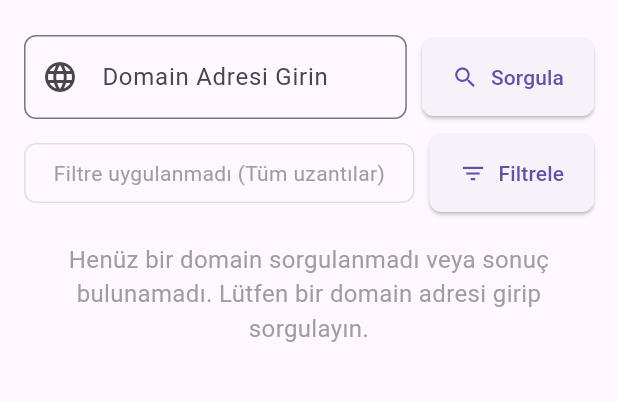
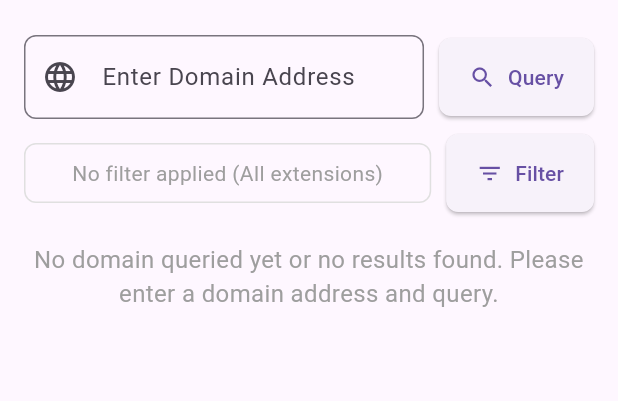
Before and after one commit to sertacguler/DomainTrack, a Flutter app: the screen it shows after launch, on a phone screen of 412 x 824 dp, the part 73-474 px from its top. Run offline on Flutter 3.47's test engine with Material 3 defaults, Android fonts, the light colour scheme and no system bars; network calls fail.

Commit message:
tr to ing

```diff
--- a/lib/main.dart
+++ b/lib/main.dart
@@ -13,7 +13,7 @@ class MyApp extends StatelessWidget {
   @override
   Widget build(BuildContext context) {
     return MaterialApp(
-      title: 'Domain Sorgulama Uygulaması', // Uygulama başlığı güncellendi
+      title: 'Domain Query Application', // Application title updated
       theme: ThemeData(
         primarySwatch: Colors.blue,
         visualDensity: VisualDensity.adaptivePlatformDensity,
@@ -38,9 +38,8 @@ class _EmailListScreenState extends State<EmailListScreen> {
 
   bool _isLoading = false;
 
-  // --- Yeni Filtreleme Alanı Değişkenleri ---
   List<String> _allExtensions = [];
-  List<String> _selectedExtensions = []; // Seçili uzantılar listesi
+  List<String> _selectedExtensions = [];
 
   @override
   void initState() {
@@ -50,7 +49,7 @@ class _EmailListScreenState extends State<EmailListScreen> {
 
   @override
   void dispose() {
-    _domainController.dispose(); // Controller güncellendi
+    _domainController.dispose();
     super.dispose();
   }
 
@@ -69,10 +68,7 @@ class _EmailListScreenState extends State<EmailListScreen> {
     });
 
     try {
-      // Varsayım: getSearchByEmailOrUsernameService fonksiyonu filtreleri de alabilir.
-      // Şu an için sadece domain gönderiyoruz, ancak API'nizi uzantı filtrelerini alacak şekilde güncellemeyi düşünebilirsiniz.
-      // Örneğin: final data = await getSearchByEmailOrUsernameService(domain, selectedExtensions: _selectedExtensions);
-      final data = await getSearchByEmailOrUsernameService(
+       final data = await getSearchByEmailOrUsernameService(
         domain,
         _selectedExtensions,
       );
@@ -85,7 +81,7 @@ class _EmailListScreenState extends State<EmailListScreen> {
       ScaffoldMessenger.of(context).showSnackBar(
         SnackBar(
           content: Text(
-            'Veri getirilirken bir hata oluştu: ${e.toString()}', // Hata mesajı Türkçe
+            'An error occurred while fetching data: ${e.toString()}', // Error message in English
           ),
           duration: const Duration(seconds: 3),
         ),
@@ -97,19 +93,19 @@ class _EmailListScreenState extends State<EmailListScreen> {
     }
   }
 
-  // --- Bilgi Dialog Fonksiyonu ---
+  // --- Info Dialog Function ---
   void _showInfoDialog(BuildContext context) {
     showDialog<void>(
       context: context,
       builder: (BuildContext dialogContext) {
         return AlertDialog(
-          title: const Text('Bilgi'), // Başlık Türkçe
+          title: const Text('Information'), // Title in English
           content: const Text(
-            'Bu uygulama, girdiğiniz domain adresinin boşta olup olmadığını veya hangi firma tarafından kaydedildiğini sorgular. Domain sorgulama işlemleri halka açık WHOIS veritabanları üzerinden yapılır. Verilerin güncelliği ve doğruluğu WHOIS sunucularına bağlıdır.', // İçerik güncellendi
+            'This application queries whether the domain address you entered is available or which company registered it. Domain query operations are performed via public WHOIS databases. The currency and accuracy of the data depend on the WHOIS servers.', // Content updated
           ),
           actions: <Widget>[
             TextButton(
-              child: const Text('Tamam'), // Buton Türkçe
+              child: const Text('OK'), // Button in English
               onPressed: () {
                 Navigator.of(dialogContext).pop(); // Close dialog
               },
@@ -120,23 +116,23 @@ class _EmailListScreenState extends State<EmailListScreen> {
     );
   }
 
-  // --- Uzantı Filtreleme Dialog Fonksiyonu ---
+  // --- Extension Filter Dialog Function ---
   void _showExtensionFilterDialog(BuildContext context) {
-    // Dialog içinde seçilenleri geçici olarak tutmak için kopya oluştur
+    // Create a copy to temporarily hold selections within the dialog
     final List<String> tempSelectedExtensions = List.from(_selectedExtensions);
 
     showDialog<void>(
       context: context,
       builder: (BuildContext dialogContext) {
         return StatefulBuilder(
-          // Dialog içindeki state'i güncellemek için StatefulBuilder kullanıyoruz
+          // We use StatefulBuilder to update the state within the dialog
           builder: (context, setStateInDialog) {
             return AlertDialog(
-              title: const Text('Uzantıları Filtrele'),
+              title: const Text('Filter Extensions'),
               content: SizedBox(
-                width: double.maxFinite, // Dialogun genişliğini artır
+                width: double.maxFinite, // Increase dialog width
                 child: Column(
-                  mainAxisSize: MainAxisSize.min, // İçeriğe göre boyutlan
+                  mainAxisSize: MainAxisSize.min, // Size according to content
                   children: [
                     Row(
                       mainAxisAlignment: MainAxisAlignment.spaceEvenly,
@@ -145,11 +141,11 @@ class _EmailListScreenState extends State<EmailListScreen> {
                           onPressed: () {
                             setStateInDialog(() {
                               tempSelectedExtensions
-                                  .clear(); // Seçimleri temizle
+                                  .clear(); // Clear selections
                             });
                           },
                           icon: const Icon(Icons.clear_all),
-                          label: const Text('Temizle'),
+                          label: const Text('Clear'),
                         ),
                         ElevatedButton.icon(
                           onPressed: () {
@@ -157,23 +153,23 @@ class _EmailListScreenState extends State<EmailListScreen> {
                               tempSelectedExtensions.clear();
                               tempSelectedExtensions.addAll(
                                 _allExtensions,
-                              ); // Tümünü seç
+                              ); // Select All
                             });
                           },
                           icon: const Icon(Icons.select_all),
-                          label: const Text('Tümünü Seç'),
+                          label: const Text('Select All'),
                         ),
                       ],
                     ),
                     const Divider(),
                     Expanded(
-                      // Checkbox listesinin kaydırılabilir olması için Expanded
+                      // Expanded for scrollable Checkbox list
                       child: GridView.builder(
-                        shrinkWrap: true, // İçeriğine göre boyutlan
+                        shrinkWrap: true, // Size according to content
                         gridDelegate:
                             const SliverGridDelegateWithFixedCrossAxisCount(
-                              crossAxisCount: 2, // Yan yana 3 sütun
-                              childAspectRatio: 3.5, // Öğelerin en-boy oranı
+                              crossAxisCount: 2, // 3 columns side by side
+                              childAspectRatio: 3.5, // Aspect ratio of items
                             ),
                         itemCount: _allExtensions.length,
                         itemBuilder: (context, index) {
@@ -196,7 +192,7 @@ class _EmailListScreenState extends State<EmailListScreen> {
                                 },
                               ),
                               Flexible(
-                                // Uzun metinler için esneklik
+                                // Flexibility for long texts
                                 child: Text(
                                   extension,
                                   overflow: TextOverflow.ellipsis,
@@ -212,10 +208,10 @@ class _EmailListScreenState extends State<EmailListScreen> {
               ),
               actions: <Widget>[
                 TextButton(
-                  child: const Text('Tamam'),
+                  child: const Text('OK'),
                   onPressed: () {
                     setState(() {
-                      // Ana widget'ın state'ini güncelle
+                      // Update the main widget's state
                       _selectedExtensions = List.from(tempSelectedExtensions);
                     });
                     Navigator.of(dialogContext).pop();
@@ -229,21 +225,21 @@ class _EmailListScreenState extends State<EmailListScreen> {
     );
   }
 
-  // Tarihleri daha okunaklı hale getiren yardımcı fonksiyon
+  // Helper function to format dates for better readability
   String _formatDateTime(String? dateTimeString) {
     if (dateTimeString == null || dateTimeString.isEmpty) {
-      return 'Yok';
+      return 'N/A';
     }
     try {
-      // Gelen tarih formatı "2024-03-30 18:03:52" veya "[datetime.datetime(2025, 3, 31, 7, 32, 43), ...]" olabilir.
-      // İlk duruma göre parse etmeye çalışalım.
+      // The incoming date format might be "2024-03-30 18:03:52" or "[datetime.datetime(2025, 3, 31, 7, 32, 43), ...]".
+      // Let's try to parse the first case.
       final DateTime dateTime = DateTime.parse(dateTimeString);
       return '${dateTime.day.toString().padLeft(2, '0')}.${dateTime.month.toString().padLeft(2, '0')}.${dateTime.year} ${dateTime.hour.toString().padLeft(2, '0')}:${dateTime.minute.toString().padLeft(2, '0')}';
     } catch (e) {
-      // Eğer doğrudan parse edilemezse, "[datetime.datetime(...)]" formatını kontrol et
+      // If not directly parsable, check for "[datetime.datetime(...)]" format
       if (dateTimeString.startsWith('[datetime.datetime(') &&
           dateTimeString.endsWith(')]')) {
-        // Regex ile tarihi ayıklama
+        // Extract date using regex
         final RegExp regExp = RegExp(
           r'datetime\.datetime\((\d{4}), (\d{1,2}), (\d{1,2}), (\d{1,2}), (\d{1,2}), (\d{1,2})',
         );
@@ -266,11 +262,11 @@ class _EmailListScreenState extends State<EmailListScreen> {
             );
             return '${dateTime.day.toString().padLeft(2, '0')}.${dateTime.month.toString().padLeft(2, '0')}.${dateTime.year} ${dateTime.hour.toString().padLeft(2, '0')}:${dateTime.minute.toString().padLeft(2, '0')}';
           } catch (_) {
-            return 'Geçersiz Tarih Formatı';
+            return 'Invalid Date Format';
           }
         }
       }
-      return 'Geçersiz Tarih Formatı'; // Her iki format da uymazsa
+      return 'Invalid Date Format'; // If neither format matches
     }
   }
 
@@ -286,7 +282,7 @@ class _EmailListScreenState extends State<EmailListScreen> {
               crossAxisAlignment: CrossAxisAlignment.start,
               children: [
                 Text(
-                  'Domain Track', // Başlık güncel
+                  'Domain Track', // Title updated
                   style: TextStyle(fontSize: 32.0, fontWeight: FontWeight.w900),
                 ),
               ],
@@ -305,7 +301,7 @@ class _EmailListScreenState extends State<EmailListScreen> {
               ),
             ),
             onPressed: () {
-              _showInfoDialog(context); // Bilgi dialogunu göster
+              _showInfoDialog(context); // Show info dialog
             },
           ),
           const SizedBox(width: 8),
@@ -321,20 +317,20 @@ class _EmailListScreenState extends State<EmailListScreen> {
               children: [
                 Expanded(
                   child: TextField(
-                    controller: _domainController, // Controller güncellendi
+                    controller: _domainController, // Controller updated
                     decoration: InputDecoration(
                       labelText:
-                          'Domain Adresi Girin', // Etiket Türkçe ve güncellendi
-                      hintText: '', // Örnek metin güncellendi
+                          'Enter Domain Address', // Label in English and updated
+                      hintText: '', // Hint text updated
                       border: OutlineInputBorder(
                         borderRadius: BorderRadius.circular(8.0),
                       ),
                       prefixIcon: const Icon(
                         Icons.language,
-                      ), // İkon domain için uygun
+                      ), // Icon suitable for domain
                     ),
                     keyboardType:
-                        TextInputType.url, // Klavye tipi URL için uygun
+                        TextInputType.url, // Keyboard type suitable for URL
                   ),
                 ),
                 const SizedBox(width: 10),
@@ -353,7 +349,7 @@ class _EmailListScreenState extends State<EmailListScreen> {
                               ScaffoldMessenger.of(context).showSnackBar(
                                 const SnackBar(
                                   content: Text(
-                                    'Lütfen bir domain adresi girin.', // Mesaj Türkçe
+                                    'Please enter a domain address.', // Message in English
                                   ),
                                   duration: Duration(seconds: 2),
                                 ),
@@ -361,7 +357,7 @@ class _EmailListScreenState extends State<EmailListScreen> {
                             }
                           },
                   icon: const Icon(Icons.search),
-                  label: const Text('Sorgula'), // Buton metni Türkçe
+                  label: const Text('Query'), // Button text in English
                   style: ElevatedButton.styleFrom(
                     padding: const EdgeInsets.symmetric(
                       vertical: 16.0,
@@ -374,10 +370,8 @@ class _EmailListScreenState extends State<EmailListScreen> {
                 ),
               ],
             ),
-            const SizedBox(
-              height: 10,
-            ), // Arama alanı ile filtre alanı arasına boşluk
-            // --- Yeni Filtreleme Alanı ---
+            const SizedBox(height: 10), // Space between search and filter area
+            // --- New Filtering Area ---
             Row(
               children: [
                 Expanded(
@@ -390,18 +384,18 @@ class _EmailListScreenState extends State<EmailListScreen> {
                       border: Border.all(color: Colors.grey.shade300),
                       borderRadius: BorderRadius.circular(8.0),
                     ),
-                    height: 40, // Sabit bir yükseklik verelim
+                    height: 40, // Give a fixed height
                     child:
                         _selectedExtensions.isEmpty
                             ? const Center(
                               child: Text(
-                                'Filtre uygulanmadı (Tüm uzantılar)',
+                                'No filter applied (All extensions)',
                                 style: TextStyle(color: Colors.grey),
                               ),
                             )
                             : ListView.builder(
                               scrollDirection:
-                                  Axis.horizontal, // Yatay kaydırılabilir
+                                  Axis.horizontal, // Scrollable horizontally
                               itemCount: _selectedExtensions.length,
                               itemBuilder: (context, index) {
                                 return Padding(
@@ -414,7 +408,7 @@ class _EmailListScreenState extends State<EmailListScreen> {
                                           (index ==
                                                   _selectedExtensions.length - 1
                                               ? ''
-                                              : ' |'), // Pipe ekle
+                                              : ' |'), // Add pipe
                                       style: const TextStyle(
                                         fontWeight: FontWeight.w500,
                                       ),
@@ -428,12 +422,10 @@ class _EmailListScreenState extends State<EmailListScreen> {
                 const SizedBox(width: 10),
                 ElevatedButton.icon(
                   onPressed: () {
-                    _showExtensionFilterDialog(
-                      context,
-                    ); // Filtre dialogunu göster
+                    _showExtensionFilterDialog(context); // Show filter dialog
                   },
                   icon: const Icon(Icons.filter_list),
-                  label: const Text('Filtrele'),
+                  label: const Text('Filter'),
                   style: ElevatedButton.styleFrom(
                     padding: const EdgeInsets.symmetric(
                       vertical: 16.0,
@@ -453,7 +445,7 @@ class _EmailListScreenState extends State<EmailListScreen> {
                 : _backendData.isEmpty
                 ? const Center(
                   child: Text(
-                    'Henüz bir domain sorgulanmadı veya sonuç bulunamadı. Lütfen bir domain adresi girip sorgulayın.', // Mesaj Türkçe ve güncel
+                    'No domain queried yet or no results found. Please enter a domain address and query.', // Message in English and updated
                     textAlign: TextAlign.center,
                     style: TextStyle(fontSize: 16, color: Colors.grey),
                   ),
@@ -463,18 +455,17 @@ class _EmailListScreenState extends State<EmailListScreen> {
                     itemCount: _backendData.length,
                     itemBuilder: (context, index) {
                       final item = _backendData[index];
-                      final String domain =
-                          item['Domain'] ?? 'Bilinmeyen Domain';
-                      final String status = item['Status'] ?? 'Bilinmiyor';
+                      final String domain = item['Domain'] ?? 'Unknown Domain';
+                      final String status = item['Status'] ?? 'Unknown';
 
-                      // Duruma göre renk seçimi
+                      // Choose color based on status
                       Color statusColor;
                       if (status.contains('Available')) {
                         statusColor = Colors.green;
                       } else if (status.contains('Registered')) {
                         statusColor = Colors.red;
                       } else {
-                        statusColor = Colors.blue; // Varsayılan renk
+                        statusColor = Colors.blue; // Default color
                       }
 
                       return Card(
@@ -490,17 +481,17 @@ class _EmailListScreenState extends State<EmailListScreen> {
                             style: const TextStyle(fontWeight: FontWeight.bold),
                           ),
                           subtitle: Text(
-                            'Durum: $status',
+                            'Status: $status',
                             style: TextStyle(
                               color: statusColor,
                               fontWeight: FontWeight.w900,
                             ),
                           ),
                           onTap: () {
-                            // Sadece 'Registered' durumundaysa detayları göster
+                            // Show details only if status is 'Registered'
                             if (status.contains('Registered')) {
                               final String registrar =
-                                  item['Registrar'] ?? 'Bilinmiyor';
+                                  item['Registrar'] ?? 'Unknown';
                               final String creationDate = _formatDateTime(
                                 item['CreationDate'],
                               );
@@ -515,7 +506,7 @@ class _EmailListScreenState extends State<EmailListScreen> {
                                 context: context,
                                 builder: (BuildContext dialogContext) {
                                   return AlertDialog(
-                                    title: const Text('Domain Detayları'),
+                                    title: const Text('Domain Details'),
                                     content: SingleChildScrollView(
                                       child: RichText(
                                         text: TextSpan(
@@ -531,7 +522,7 @@ class _EmailListScreenState extends State<EmailListScreen> {
                                             ),
                                             TextSpan(text: '$domain\n'),
                                             const TextSpan(
-                                              text: 'Durum: ',
+                                              text: 'Status: ',
                                               style: TextStyle(
                                                 fontWeight: FontWeight.bold,
                                               ),
@@ -544,28 +535,28 @@ class _EmailListScreenState extends State<EmailListScreen> {
                                               ),
                                             ),
                                             const TextSpan(
-                                              text: 'Kayıtçı: ',
+                                              text: 'Registrar: ',
                                               style: TextStyle(
                                                 fontWeight: FontWeight.bold,
                                               ),
                                             ),
                                             TextSpan(text: '$registrar\n'),
                                             const TextSpan(
-                                              text: 'Oluşturulma Tarihi: ',
+                                              text: 'Creation Date: ',
                                               style: TextStyle(
                                                 fontWeight: FontWeight.bold,
                                               ),
                                             ),
                                             TextSpan(text: '$creationDate\n'),
                                             const TextSpan(
-                                              text: 'Bitiş Tarihi: ',
+                                              text: 'Expiration Date: ',
                                               style: TextStyle(
                                                 fontWeight: FontWeight.bold,
                                               ),
                                             ),
                                             TextSpan(text: '$expirationDate\n'),
                                             const TextSpan(
-                                              text: 'Güncellenme Tarihi: ',
+                                              text: 'Updated Date: ',
                                               style: TextStyle(
                                                 fontWeight: FontWeight.bold,
                                               ),
@@ -577,7 +568,7 @@ class _EmailListScreenState extends State<EmailListScreen> {
                                     ),
                                     actions: <Widget>[
                                       TextButton(
-                                        child: const Text('Tamam'),
+                                        child: const Text('OK'),
                                         onPressed: () {
                                           Navigator.of(dialogContext).pop();
                                         },
```
Also changed, not shown: 4 other files.
